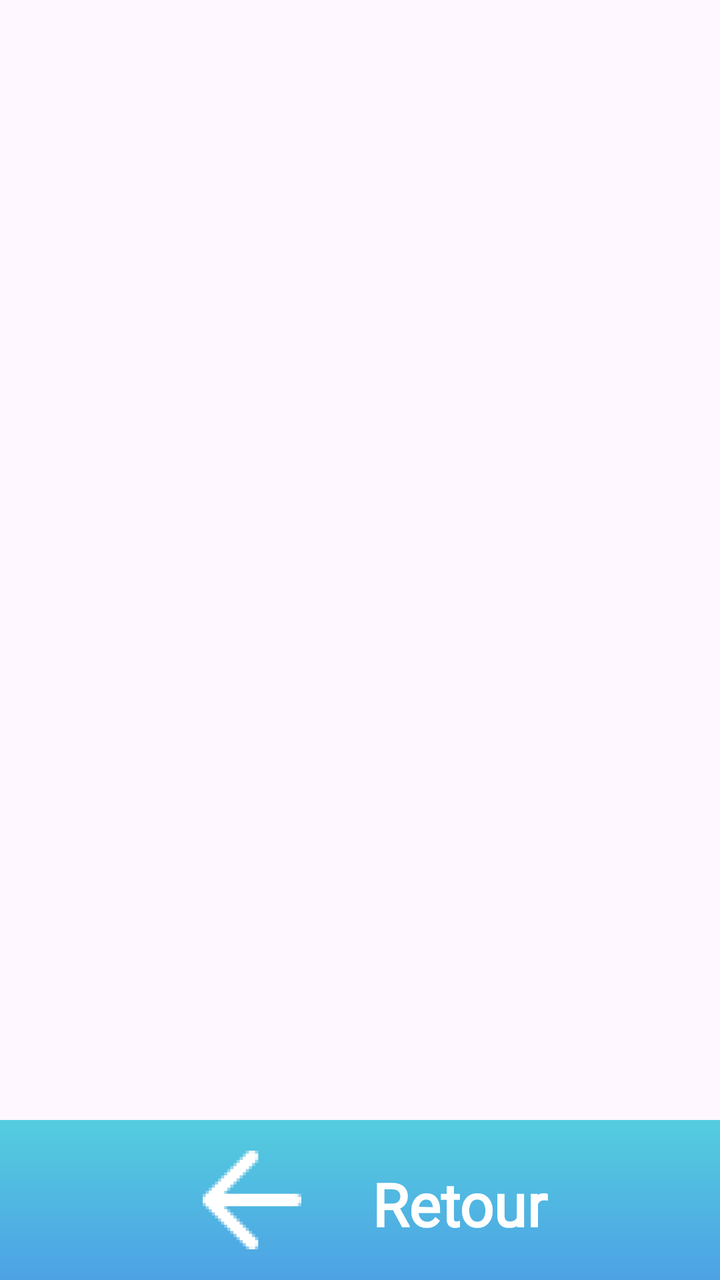
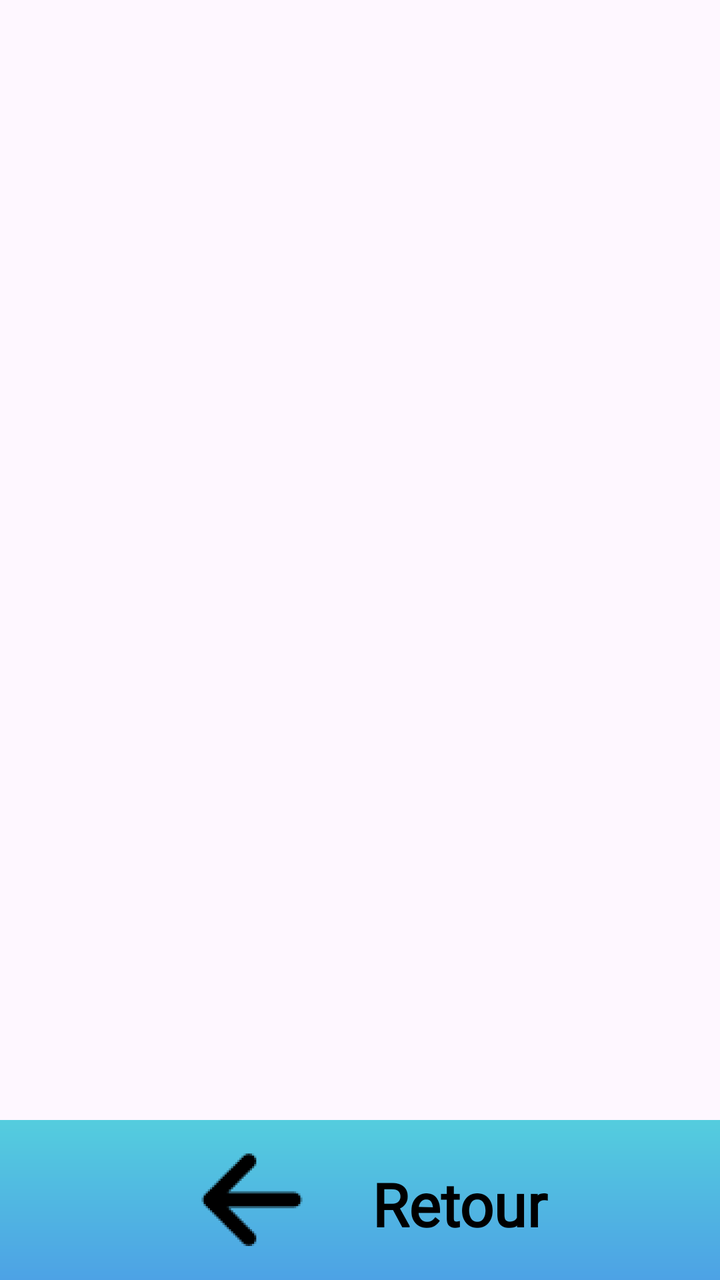

An Android layout rendered at two revisions. The XML below is the earlier revision; the diff shows what the commit changed to produce the second picture.
<!-- AndroidManifest.xml: application theme Theme.NewAgapiVERSION311CLEAN -->
<!-- res/layout/footerauthentification.xml -->
<?xml version="1.0" encoding="utf-8"?>
<androidx.constraintlayout.widget.ConstraintLayout xmlns:android="http://schemas.android.com/apk/res/android"
    android:layout_width="match_parent"
    android:layout_height="match_parent"
    xmlns:app="http://schemas.android.com/apk/res-auto">

    <View
        android:id="@+id/zonefooter"
        android:layout_width="match_parent"
        android:layout_height="80dp"
        android:background="@drawable/couleur_gradient"
        app:layout_constraintBottom_toBottomOf="parent"
        >
    </View>
    <Button
        android:id="@+id/buttonRetourn"
        android:layout_width="match_parent"
        android:layout_height="0dp"
        android:backgroundTint="#00FFFFFF"
        app:layout_constraintTop_toTopOf="@id/zonefooter"
        app:layout_constraintBottom_toBottomOf="@id/zonefooter"
        >
    </Button>
    <LinearLayout
        android:layout_width="match_parent"
        android:layout_height="wrap_content"
        app:layout_constraintTop_toTopOf="@id/zonefooter"
        app:layout_constraintBottom_toBottomOf="@id/zonefooter"
        android:gravity="center"
        >


        <ImageView
            android:id="@+id/imageViewRetourn"
            android:layout_width="80dp"
            android:layout_height="wrap_content"
            app:layout_constraintBottom_toBottomOf="parent"
            app:layout_constraintStart_toStartOf="parent"
            app:layout_constraintTop_toTopOf="@+id/zonefooter"
            app:srcCompat="@mipmap/icon_retourn"
            android:layout_marginEnd="20dp"
            />

        <TextView
            android:id="@+id/textView4"
            android:layout_width="wrap_content"
            android:layout_height="wrap_content"
            android:fontFamily="@font/poppins"
            android:text="Retour"
            android:textColor="@color/white"
            android:textStyle="bold"
            android:textSize="30sp"
            android:layout_marginTop="2dp"
            />

    </LinearLayout>



</androidx.constraintlayout.widget.ConstraintLayout>
<!-- resources referenced by this layout -->
<resources>
  <color name="white">#FFFFFFFF</color>
  <!-- drawable couleur_gradient (drawable) -->
  <?xml version="1.0" encoding="utf-8"?>
  <layer-list xmlns:android="http://schemas.android.com/apk/res/android">
      <item>
          <shape android:shape="rectangle">
              <gradient
                  android:angle="270"
                  android:startColor="#54CDDE"
                  android:endColor="#4DA2E5"
                  android:type="linear"/>
          </shape>
      </item>
  </layer-list>
  <!-- mipmap icon_retourn: webp bitmap (mipmap-hdpi, 670 bytes) -->
  <style name="Theme.NewAgapiVERSION311CLEAN" parent="Base.Theme.NewAgapiVERSION311CLEAN" />
  <style name="Base.Theme.NewAgapiVERSION311CLEAN" parent="Theme.Material3.DayNight.NoActionBar">
          
          
        
      </style>
</resources>

<!-- the commit's change to res/layout/footerauthentification.xml (unified diff, before → after) -->
@@ -39,6 +39,7 @@
             app:layout_constraintTop_toTopOf="@+id/zonefooter"
             app:srcCompat="@mipmap/icon_retourn"
             android:layout_marginEnd="20dp"
+
             />
 
         <TextView
@@ -47,7 +48,7 @@
             android:layout_height="wrap_content"
             android:fontFamily="@font/poppins"
             android:text="Retour"
-            android:textColor="@color/white"
+            android:textColor="@color/black"
             android:textStyle="bold"
             android:textSize="30sp"
             android:layout_marginTop="2dp"
<!-- resource entries referenced after the edit -->
@@ -1,6 +1,6 @@
 <!-- resources referenced by this layout -->
 <resources>
-  <color name="white">#FFFFFFFF</color>
+  <color name="black">#FF000000</color>
   <!-- drawable couleur_gradient (drawable) -->
   <?xml version="1.0" encoding="utf-8"?>
   <layer-list xmlns:android="http://schemas.android.com/apk/res/android">
@@ -14,7 +14,7 @@
           </shape>
       </item>
   </layer-list>
-  <!-- mipmap icon_retourn: webp bitmap (mipmap-hdpi, 670 bytes) -->
+  <!-- mipmap icon_retourn: webp bitmap (mipmap-hdpi, 1138 bytes) -->
   <style name="Theme.NewAgapiVERSION311CLEAN" parent="Base.Theme.NewAgapiVERSION311CLEAN" />
   <style name="Base.Theme.NewAgapiVERSION311CLEAN" parent="Theme.Material3.DayNight.NoActionBar">
           
